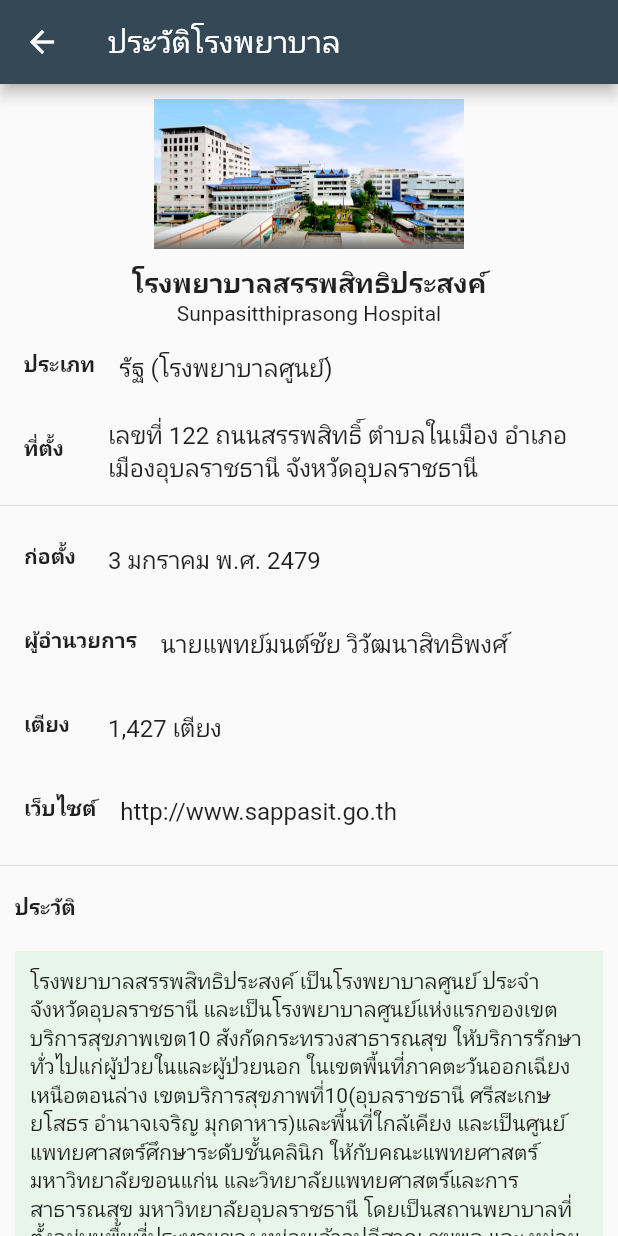
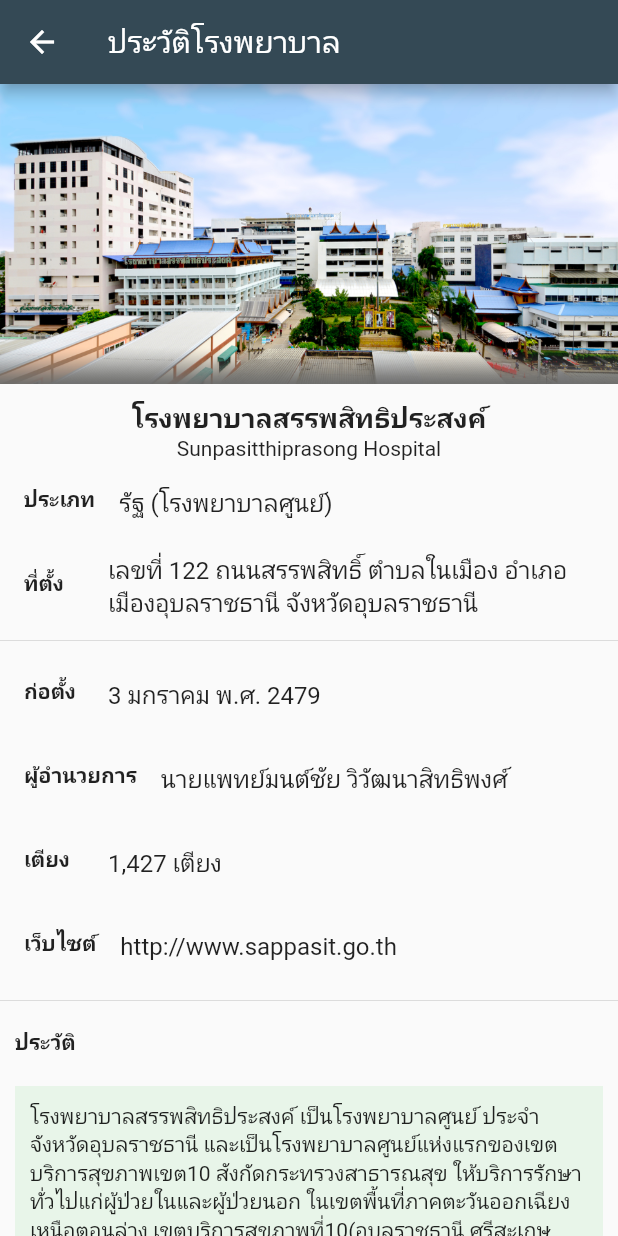
Before and after one commit to siteslave/sp-app, a Flutter app: the History screen opened directly, on a phone screen of 412 x 824 dp. Run offline on Flutter 3.47's test engine with Material 2 defaults, Android fonts, the phone set to English and light mode, and no system bars.

Commit message:
update image

```diff
--- a/lib/pages/history.dart
+++ b/lib/pages/history.dart
@@ -14,13 +14,15 @@ class _HistoryState extends State<History> {
       ),
       body: ListView(
         children: [
-          Padding(
-            padding: const EdgeInsets.all(10),
-            child: Image(
-              image: AssetImage('assets/images/hospital.jpg'),
-              height: 100,
+          Container(
+            height: 200,
+            decoration: BoxDecoration(
+              color: Colors.red,
+              image: DecorationImage(
+                image: AssetImage('assets/images/hospital.jpg'),fit: BoxFit.fill)
             ),
           ),
+          SizedBox(height: 10),
           Column(children: [
             Text(
               'โรงพยาบาลสรรพสิทธิประสงค์',
```
